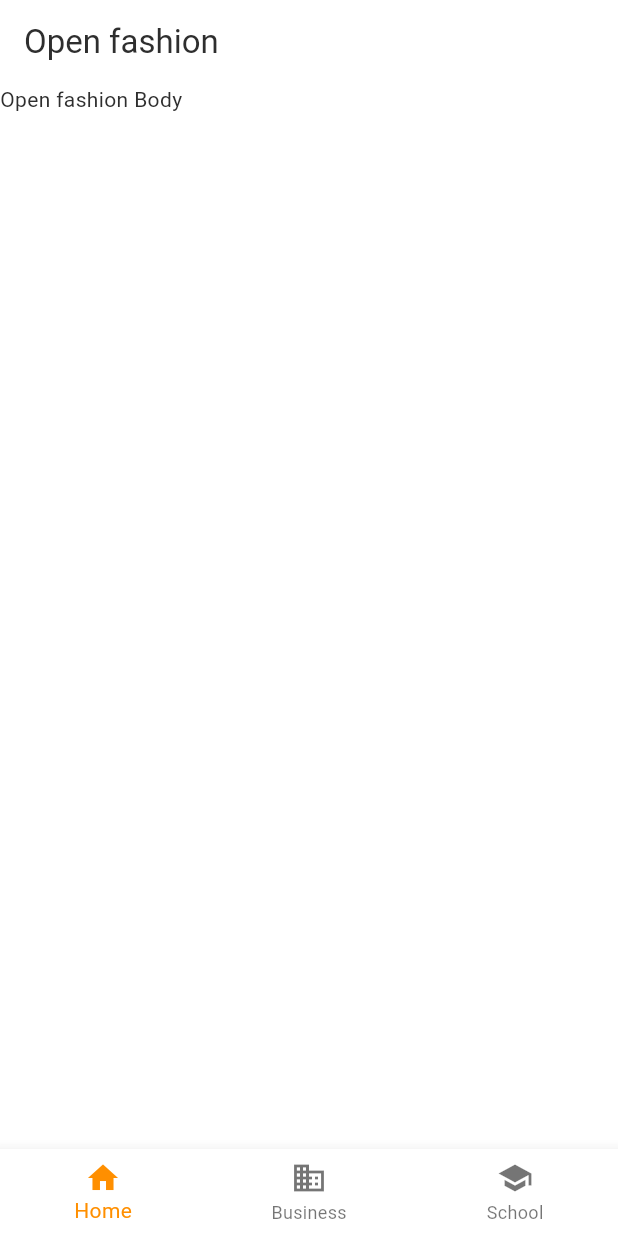
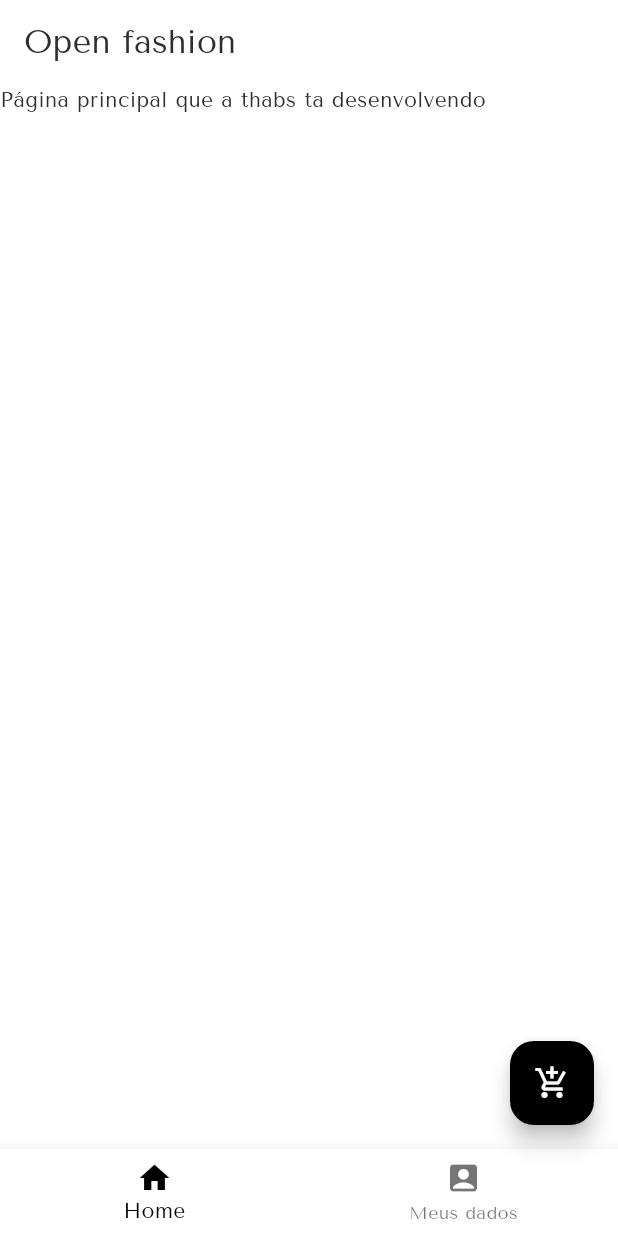
Before and after one commit to St4rThabs/Open-Fashion, a Flutter app: the screen it shows after launch, on a phone screen of 412 x 824 dp. Run offline on Flutter 3.47's test engine with Material 3 defaults, Android fonts, the phone set to English and light mode, and no system bars.

Commit message:
Bottom navigator

```diff
--- a/open_fashion/lib/main.dart
+++ b/open_fashion/lib/main.dart
@@ -1,6 +1,7 @@
 import 'package:flutter/material.dart';
 import 'package:open_fashion/theme_data/theme.dart';
-import './widgts/bottom_navigator.dart';
+import 'package:open_fashion/widgets/float_action_button.dart';
+import 'widgets/bottom_navigator.dart';
 
 void main() {
   runApp(const MyApp());
@@ -13,26 +14,48 @@ class MyApp extends StatelessWidget {
   Widget build(BuildContext context) {
     return MaterialApp(
       title: 'Flutter Demo',
-      theme: ThemeLight.get(),
-      home: MyHomePage(),
+      theme: ThemeApp.getLight(),
+      home: HomePage(),
     );
   }
 }
 
-class MyHomePage extends StatelessWidget {
-  const MyHomePage({super.key});
+class HomePage extends StatefulWidget {
+  const HomePage({super.key});
+
+  @override
+  State<StatefulWidget> createState() {
+    return _HomePageState();
+  }
+}
+
+class _HomePageState extends State<HomePage> {
+  int _selectedIndex = 0;
+
+  //index = index button clicked by the user
+  void _onItemTapped(int index) {
+    setState(() {
+      _selectedIndex = index;
+    });
+  }
+
+  List mainPages = <Widget>[
+    Text("Página principal que a thabs ta desenvolvendo"),
+    Text("Página de perfil"),
+  ];
 
   @override
   Widget build(BuildContext context) {
     return Scaffold(
       appBar: AppBar(
-        backgroundColor: Theme.of(context).colorScheme.inversePrimary,
-
         title: Text("Open fashion"),
       ),
-      body: Text("Open fashion Body"),
-      bottomNavigationBar: BottomNav(), //Bottom bar
+      body: mainPages[_selectedIndex],
+      floatingActionButton: FloatButton(),
+      bottomNavigationBar: BottomNav(
+        currentIndex: _selectedIndex,
+        onItemTapped: _onItemTapped,
+      ),
     );
   }
-
 }
--- a/open_fashion/lib/theme_data/theme.dart
+++ b/open_fashion/lib/theme_data/theme.dart
@@ -1,23 +1,43 @@
 import 'package:flutter/material.dart';
 
-class ThemeLight {
-  static ThemeData get() {
+class ThemeApp {
+
+  static ThemeData getLight() {
     return ThemeData(
-        colorScheme: colorSchemeLight,
+      fontFamily: 'TenorSans',
+      colorScheme: colorSchemeLight
     );
+  }
+
+  static ThemeData getDark() {
+    return ThemeData(colorScheme: colorSchemeDark);
   }
 
   static final colorSchemeLight = ColorScheme(
     brightness: Brightness.light,
-        primary: Color(0xFF1C1C1C),
-        onPrimary: Colors.white,
+    primary: Color.fromARGB(255, 0, 0, 0),
+    onPrimary: const Color.fromARGB(255, 255, 255, 255),
     secondary: Color(0xFFF5F5DC),
     onSecondary: Color(0xFF1C1C1C),
     background: Color(0xFFFAFAFA),
     onBackground: Color(0xFF2E2E2E),
     surface: Colors.white,
     onSurface: Color(0xFF2E2E2E),
-        error: Color(0xFF8B0000),
+    error: Color.fromARGB(255, 255, 0, 0),
     onError: Colors.white,
   );
+
+  static final colorSchemeDark = ColorScheme(
+    brightness: Brightness.dark,
+    primary: const Color.fromARGB(255, 255, 255, 255),
+    onPrimary: const Color.fromARGB(255, 0, 0, 0),
+    secondary: const Color.fromARGB(255, 255, 255, 255),
+    onSecondary: const Color.fromARGB(255, 0, 0, 0),
+    background: const Color.fromARGB(255, 0, 0, 0),
+    onBackground: const Color(0xFFFAFAFA),
+    surface: const Color(0xFF1C1C1C),
+    onSurface: const Color.fromARGB(255, 255, 255, 255),
+    error: const Color.fromARGB(255,255,100,100,),
+    onError: const Color.fromARGB(255, 255, 255, 255),
+  );
 }
--- /dev/null
+++ b/open_fashion/lib/widgets/bottom_navigator.dart
@@ -0,0 +1,19 @@
+import 'package:flutter/material.dart';
+
+
+class BottomNav extends StatelessWidget {
+  final int currentIndex;
+  final Function(int) onItemTapped;
+
+  BottomNav({required this.currentIndex, required this.onItemTapped});
+  @override
+  BottomNavigationBar build(BuildContext context) {
+    return BottomNavigationBar(
+      currentIndex: currentIndex,
+      items: [
+        BottomNavigationBarItem(icon: Icon(Icons.home), label: "Home"),
+        BottomNavigationBarItem(icon: Icon(Icons.account_box), label: "Meus dados")],
+      onTap: onItemTapped,
+    );
+  }
+}
--- /dev/null
+++ b/open_fashion/lib/widgets/float_action_button.dart
@@ -0,0 +1,17 @@
+import 'package:flutter/material.dart';
+import 'package:open_fashion/pages/cart_page.dart';
+
+class FloatButton extends StatelessWidget {
+  @override
+  FloatingActionButton build(BuildContext context) {
+    return FloatingActionButton(
+      onPressed: () => {
+        Navigator.push(
+          context,
+          MaterialPageRoute(builder: (context) => CartPage())
+        )
+      },
+      child: Icon(Icons.add_shopping_cart),);
+  }
+
+}
--- a/open_fashion/lib/widgts/bottom_navigator.dart
+++ /dev/null
@@ -1,39 +0,0 @@
-import 'package:flutter/material.dart';
-class BottomNav extends StatefulWidget {
-  @override
-  State<BottomNav> createState() => BottomNavState();
-}
-
-class BottomNavState extends State<BottomNav> {
-  int _selectedIndex = 0;
-  static const TextStyle optionStyle = TextStyle(
-    fontSize: 30,
-    fontWeight: FontWeight.bold,
-  );
-
-  static const List<Widget> _widgetOptions = <Widget>[
-    Text('Index 0: Home', style: optionStyle),
-    Text('Index 1: Business', style: optionStyle),
-    Text('Index 2: School', style: optionStyle),
-  ];
-
-  void _onItemTapped(int index) {
-    setState(() {
-      _selectedIndex = index;
-    });
-  }
-
-  @override
-  Widget build(BuildContext context) {
-    return BottomNavigationBar(
-      items: const <BottomNavigationBarItem>[
-        BottomNavigationBarItem(icon: Icon(Icons.home), label: 'Home'),
-        BottomNavigationBarItem(icon: Icon(Icons.business), label: 'Business'),
-        BottomNavigationBarItem(icon: Icon(Icons.school), label: 'School'),
-      ],
-      currentIndex: _selectedIndex,
-      selectedItemColor: Colors.amber[800],
-      onTap: _onItemTapped,
-    );
-  }
-}
```
Also changed, not shown: open_fashion/fonts/OFL.txt (added, +94 -0 lines), open_fashion/lib/models/item.dart (added, +23 -0 lines), open_fashion/lib/pages/cart_page.dart (added, +35 -0 lines), open_fashion/lib/widgets/cart_item.dart (added, +37 -0 lines), open_fashion/pubspec.yaml (+10 -69 lines), open_fashion/fonts/TenorSans-Regular.ttf (added), open_fashion/icons/house.png (added), open_fashion/lib/assets/assets.dart (deleted), open_fashion/lib/pages/page.dart (deleted), open_fashion/pubspec.lock. Lines whose indentation alone changed are shown as unchanged.
